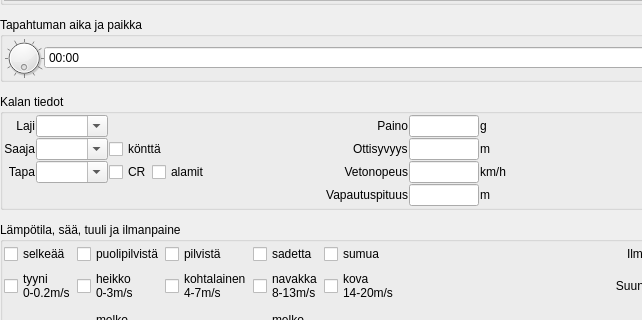
This is tripform.ui in samuliwritescode/uistelupaivakirja-desktop as Qt 5 draws it before an edit; both pictures show x 0 to 642 and y 295 to 615 of the 1149 by 958 pixel window. The edited form follows.
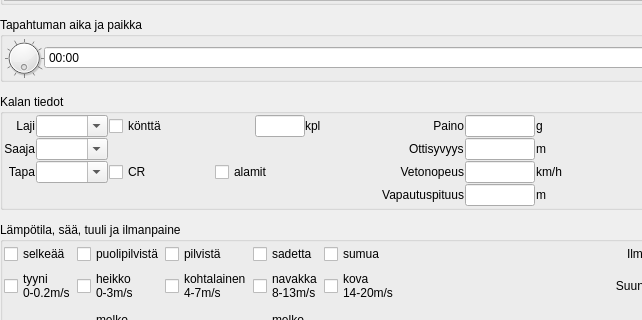
This is the edited form. Icons and pictures are not drawn.

Patch:
```diff
--- a/tripform.ui
+++ b/tripform.ui
@@ -855,19 +855,64 @@
            </layout>
           </item>
           <item row="1" column="1">
-           <layout class="QHBoxLayout" name="horizontalLayout_15">
-            <item>
-             <widget class="QCheckBox" name="group">
-              <property name="text">
-               <string>könttä</string>
-              </property>
-             </widget>
-            </item>
-           </layout>
+           <layout class="QHBoxLayout" name="horizontalLayout_15"/>
           </item>
           <item row="3" column="4">
            <layout class="QHBoxLayout" name="horizontalLayout_11"/>
           </item>
+          <item row="0" column="1">
+           <layout class="QHBoxLayout" name="horizontalLayout_28">
+            <property name="spacing">
+             <number>0</number>
+            </property>
+            <item>
+             <widget class="QCheckBox" name="group">
+              <property name="text">
+               <string>könttä</string>
+              </property>
+             </widget>
+            </item>
+            <item>
+             <spacer name="horizontalSpacer_12">
+              <property name="orientation">
+               <enum>Qt::Horizontal</enum>
+              </property>
+              <property name="sizeHint" stdset="0">
+               <size>
+                <width>1</width>
+                <height>1</height>
+               </size>
+              </property>
+             </spacer>
+            </item>
+            <item>
+             <widget class="QLineEdit" name="group_number">
+              <property name="minimumSize">
+               <size>
+                <width>50</width>
+                <height>0</height>
+               </size>
+              </property>
+              <property name="maximumSize">
+               <size>
+                <width>50</width>
+                <height>16777215</height>
+               </size>
+              </property>
+              <property name="maxLength">
+               <number>3</number>
+              </property>
+             </widget>
+            </item>
+            <item>
+             <widget class="QLabel" name="group_label">
+              <property name="text">
+               <string>kpl</string>
+              </property>
+             </widget>
+            </item>
+           </layout>
+          </item>
          </layout>
         </item>
        </layout>
```
Left out of the diff: 2 changed lines with no effect on the pictures.
